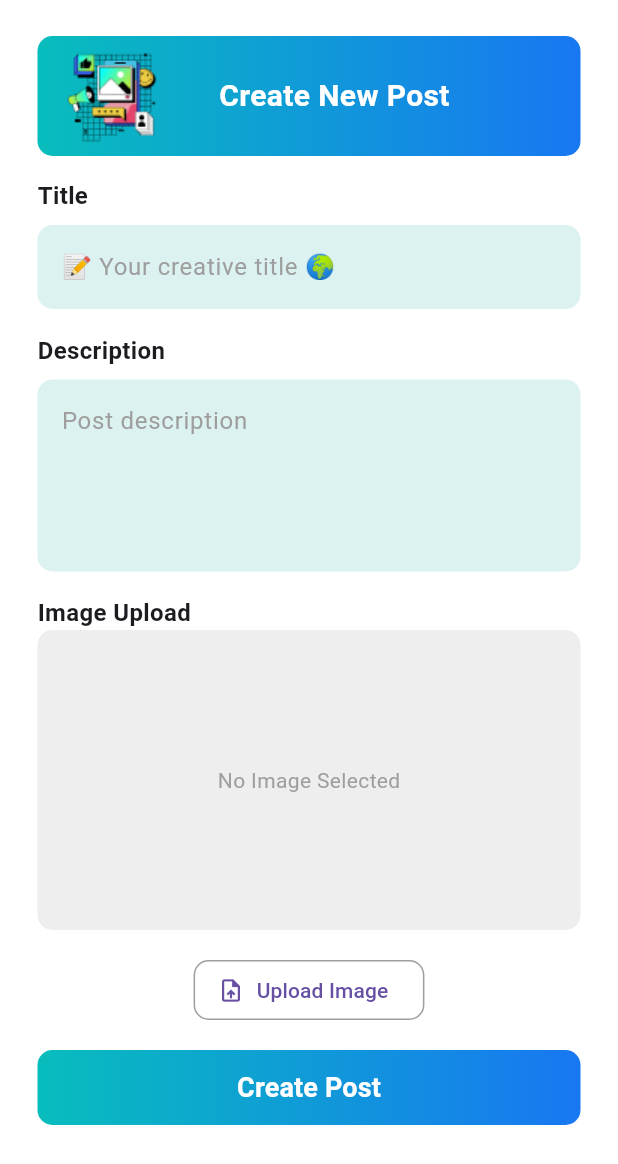
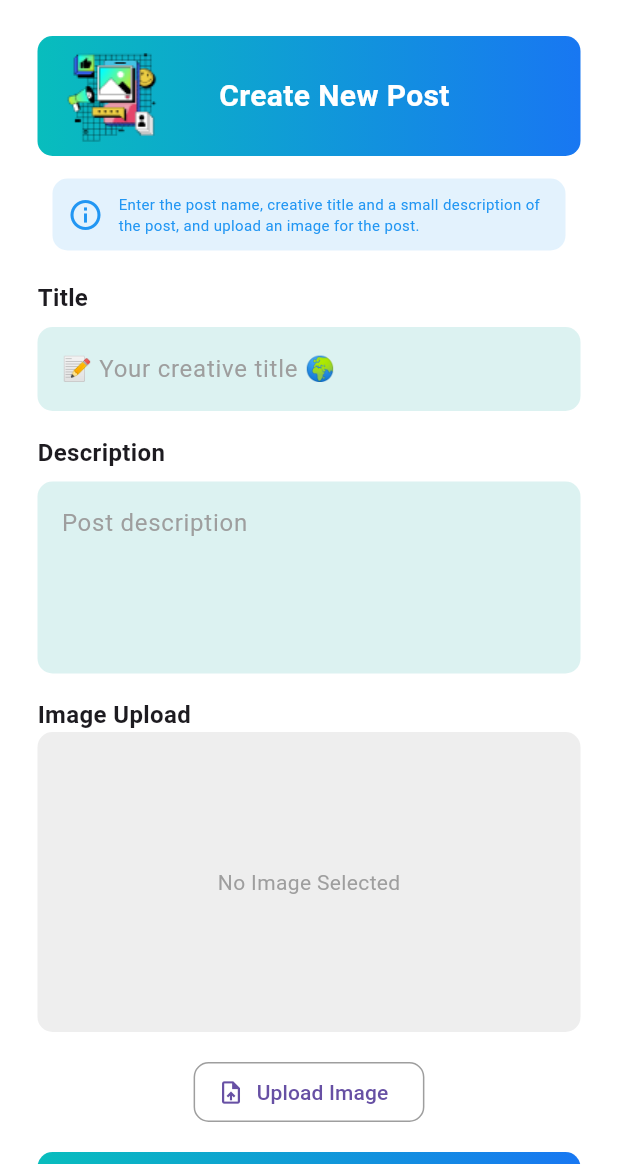
Before and after one commit to SDP-1/ocean_rescue, a Flutter app: the CreatePostScreen screen opened directly, on a phone screen of 412 x 824 dp, the part 72-1236 px from its top. Run offline on Flutter 3.47's test engine with Material 3 defaults, Android fonts, the phone set to English and light mode, and no system bars; our stand-ins replace cloud_firestore, firebase_auth, firebase_core, firebase_messaging, firebase_storage, flutter_image_compress and 7 more; accounts and stored records are empty.

Commit message:
share post implementation

```diff
--- a/lib/pages/post/create_post_screen.dart
+++ b/lib/pages/post/create_post_screen.dart
@@ -4,6 +4,7 @@ import 'package:image_picker/image_picker.dart';
 import 'package:firebase_auth/firebase_auth.dart';
 import 'package:ocean_rescue/theme/colorTheme.dart';
 import 'package:ocean_rescue/widget/common/CreateFormTopWidget.dart';
+import 'package:ocean_rescue/widget/event/EventInfoAlert.dart';
 import 'package:ocean_rescue/widget/popup/ErrorPopup.dart';
 import 'package:ocean_rescue/widget/popup/SuccessPopup.dart';
 import 'package:ocean_rescue/resources/post_firestore_methods.dart';
@@ -134,6 +135,11 @@ class _CreatePostScreenState extends State<CreatePostScreen> {
               CreateFormTopWidget(
                   title: 'Create New Post',
                   imagePath: 'assets/post/createNewPost.png'),
+              EventInfoAlert(
+                alertText:
+                    "Enter the post name, creative title and a small description of the post, and upload an image for the post.",
+              ),
+              const SizedBox(height: 20),
               const Text(
                 'Title',
                 style: TextStyle(fontSize: 16, fontWeight: FontWeight.bold),
--- a/lib/widget/feed/post_card.dart
+++ b/lib/widget/feed/post_card.dart
@@ -12,6 +12,7 @@ import 'like_animation.dart'; // Ensure this file exists
 import 'package:firebase_auth/firebase_auth.dart';
 import 'package:cloud_firestore/cloud_firestore.dart';
 import '../popup/DeleteConfirmationPopup.dart';
+import 'package:share_plus/share_plus.dart';
 
 class PostCard extends StatefulWidget {
   final Map<String, dynamic> snap; // Data from Firebase
@@ -93,8 +94,7 @@ class _PostCardState extends State<PostCard> {
               leading: const Icon(Icons.share),
               title: const Text('Share Post'),
               onTap: () {
-                Navigator.pop(context);
-                // Implement share functionality here
+                _sharePost();
               },
             ),
 
@@ -154,6 +154,19 @@ class _PostCardState extends State<PostCard> {
           ],
         );
       },
+    );
+  }
+
+  void _sharePost() {
+    final postUrl =
+        widget.snap['postUrl']; // Get the post URL from the post data
+    final postTitle = widget.snap['title']; // Get the post title
+    final postDescription =
+        widget.snap['description']; // Get the post description
+
+    Share.share(
+      'Check out this post: $postTitle\n\n$postDescription\n$postUrl', // The message to share
+      subject: 'Check out this post on Ocean Rescue!', // The subject or title
     );
   }
 
@@ -279,7 +292,7 @@ class _PostCardState extends State<PostCard> {
               IconButton(
                 icon: const Icon(Icons.send),
                 onPressed: () {
-                  // Implement share functionality
+                  _sharePost();
                 },
               ),
               Expanded(
--- a/pubspec.yaml
+++ b/pubspec.yaml
@@ -51,6 +51,7 @@ dependencies:
   firebase_messaging: ^15.1.3
   firebase_app_check: ^0.3.1+3
   bottom_navy_bar: ^6.1.0
+  share_plus: ^10.0.3
 
 dev_dependencies:
   flutter_test:
```
Also changed, not shown: pubspec.lock, 5 other files.
